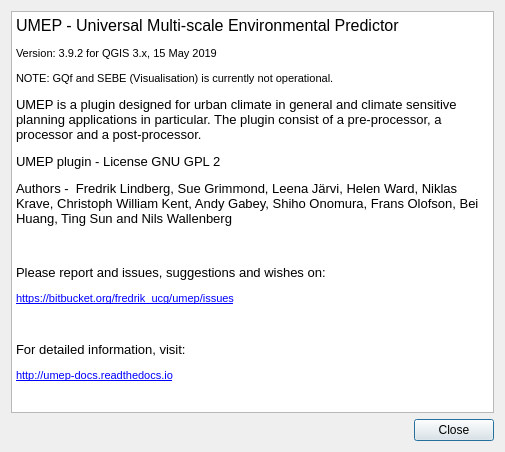
This is UMEP_about.ui in UMEP-dev/UMEP as Qt 5 draws it before an edit. The edited form follows.
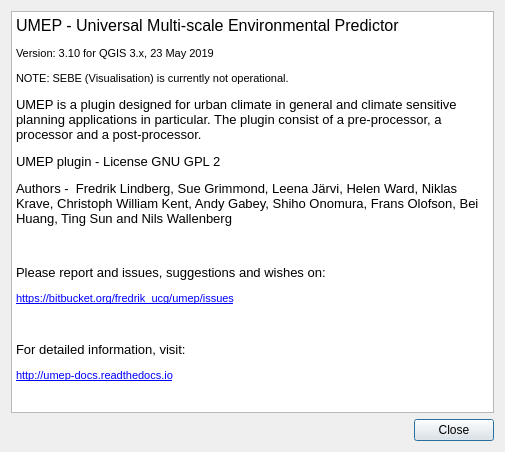
This is the edited form.

Commit message: 3.10  : LONG TERM RELEASE. GQf now operational. Response to issue #92.

```diff
--- a/UMEP_about.ui
+++ b/UMEP_about.ui
@@ -31,8 +31,8 @@
 p, li { white-space: pre-wrap; }
 &lt;/style&gt;&lt;/head&gt;&lt;body style=&quot; font-family:'MS Shell Dlg 2'; font-size:8.25pt; font-weight:400; font-style:normal;&quot;&gt;
 &lt;p style=&quot; margin-top:0px; margin-bottom:0px; margin-left:0px; margin-right:0px; -qt-block-indent:0; text-indent:0px;&quot;&gt;&lt;span style=&quot; font-size:12pt;&quot;&gt;UMEP - Universal Multi-scale Environmental Predictor &lt;/span&gt;&lt;/p&gt;
-&lt;p style=&quot; margin-top:12px; margin-bottom:12px; margin-left:0px; margin-right:0px; -qt-block-indent:0; text-indent:0px;&quot;&gt;&lt;span style=&quot; font-size:8pt;&quot;&gt;Version: 3.9.2 for QGIS 3.x, 15 May 2019&lt;/span&gt;&lt;/p&gt;
-&lt;p style=&quot; margin-top:12px; margin-bottom:12px; margin-left:0px; margin-right:0px; -qt-block-indent:0; text-indent:0px;&quot;&gt;&lt;span style=&quot; font-size:8pt;&quot;&gt;NOTE: GQf and SEBE (Visualisation) is currently not operational.&lt;/span&gt;&lt;/p&gt;
+&lt;p style=&quot; margin-top:12px; margin-bottom:12px; margin-left:0px; margin-right:0px; -qt-block-indent:0; text-indent:0px;&quot;&gt;&lt;span style=&quot; font-size:8pt;&quot;&gt;Version: 3.10 for QGIS 3.x, 23 May 2019&lt;/span&gt;&lt;/p&gt;
+&lt;p style=&quot; margin-top:12px; margin-bottom:12px; margin-left:0px; margin-right:0px; -qt-block-indent:0; text-indent:0px;&quot;&gt;&lt;span style=&quot; font-size:8pt;&quot;&gt;NOTE: SEBE (Visualisation) is currently not operational.&lt;/span&gt;&lt;/p&gt;
 &lt;p style=&quot; margin-top:12px; margin-bottom:12px; margin-left:0px; margin-right:0px; -qt-block-indent:0; text-indent:0px;&quot;&gt;&lt;span style=&quot; font-size:10pt;&quot;&gt;UMEP is a plugin designed for urban climate in general and climate sensitive planning applications in particular. The plugin consist of a pre-processor, a processor and a post-processor.&lt;/span&gt;&lt;/p&gt;
 &lt;p style=&quot; margin-top:12px; margin-bottom:12px; margin-left:0px; margin-right:0px; -qt-block-indent:0; text-indent:0px;&quot;&gt;&lt;span style=&quot; font-size:10pt;&quot;&gt;UMEP plugin - License GNU GPL 2&lt;/span&gt;&lt;/p&gt;
 &lt;p style=&quot; margin-top:12px; margin-bottom:12px; margin-left:0px; margin-right:0px; -qt-block-indent:0; text-indent:0px;&quot;&gt;&lt;span style=&quot; font-size:10pt;&quot;&gt;Authors -  Fredrik Lindberg, Sue Grimmond, Leena Järvi, Helen Ward, Niklas Krave, Christoph William Kent, Andy Gabey, Shiho Onomura, Frans Olofson, Bei Huang, Ting Sun and Nils Wallenberg&lt;/span&gt;&lt;/p&gt;
```
The commit also changes 72 other files.
